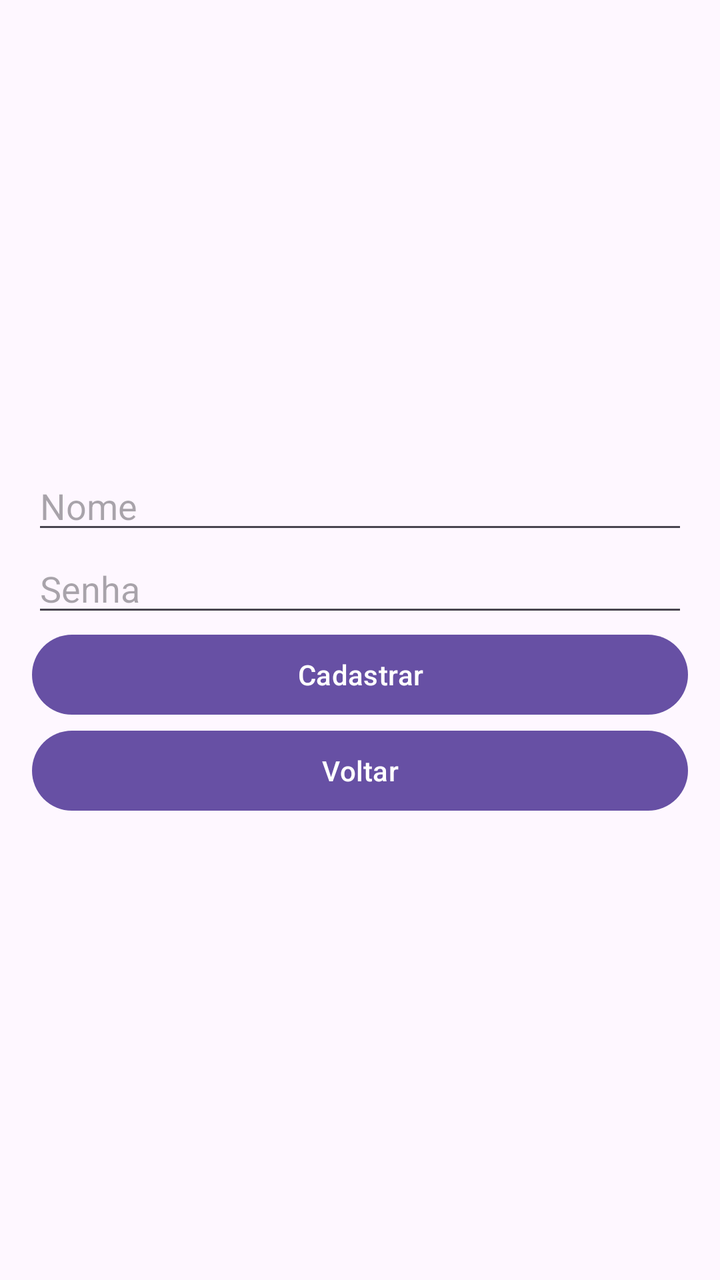
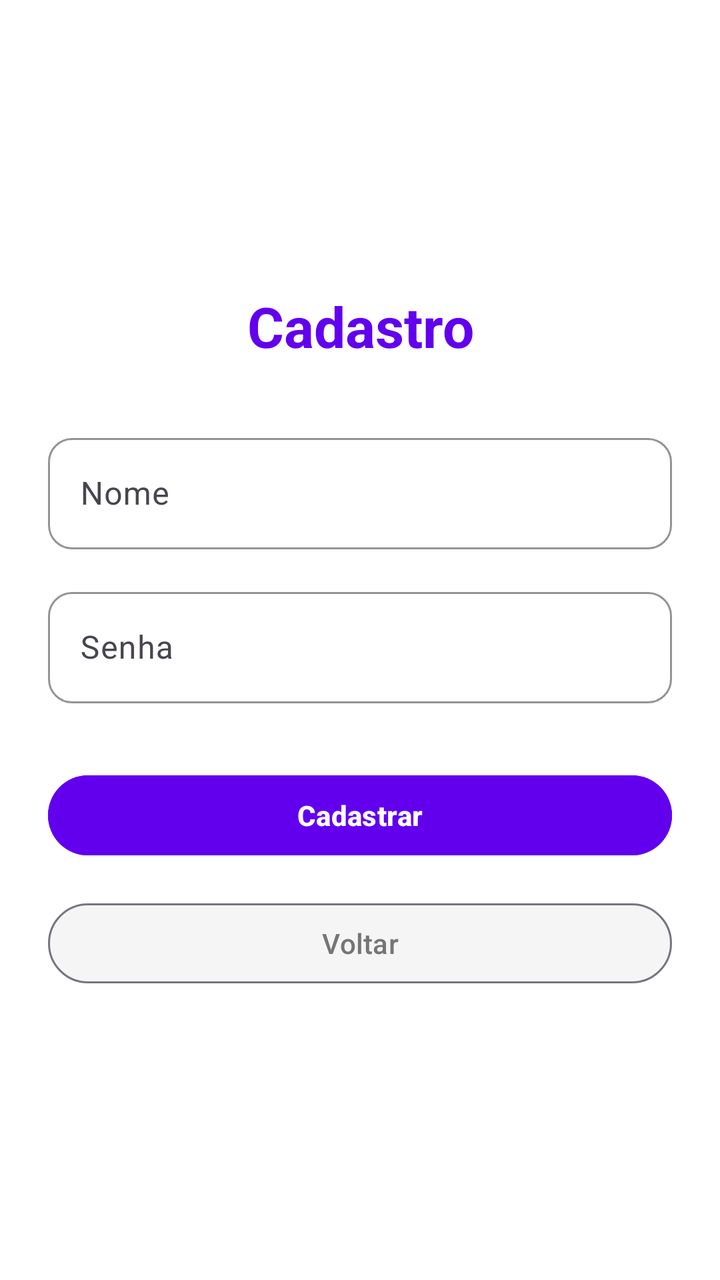

An Android layout rendered at two revisions. The XML below is the earlier revision; the diff shows what the commit changed to produce the second picture.
<!-- AndroidManifest.xml: application theme Theme.TrabalhoIII -->
<!-- res/layout/activity_register.xml -->
<?xml version="1.0" encoding="utf-8"?>
<LinearLayout xmlns:android="http://schemas.android.com/apk/res/android"
    android:orientation="vertical"
    android:layout_width="match_parent"
    android:layout_height="match_parent"
    android:padding="16dp"
    android:gravity="center">

    <EditText
        android:id="@+id/etusername"
        android:layout_width="match_parent"
        android:layout_height="wrap_content"
        android:hint="Nome"/>

    <EditText
        android:id="@+id/etpassword"
        android:layout_width="match_parent"
        android:layout_height="wrap_content"
        android:hint="Senha"
        android:inputType="textPassword"/>


    <Button
        android:id="@+id/registerButton"
        android:layout_width="match_parent"
        android:layout_height="wrap_content"
        android:text="Cadastrar"/>

    <Button
        android:id="@+id/buttonVoltarRegister"
        android:layout_width="match_parent"
        android:layout_height="wrap_content"
        android:text="Voltar"/>

</LinearLayout>
<!-- resources referenced by this layout -->
<resources>
  <style name="Theme.TrabalhoIII" parent="Base.Theme.TrabalhoIII" />
  <style name="Base.Theme.TrabalhoIII" parent="Theme.Material3.DayNight.NoActionBar">
          
          
      </style>
</resources>

<!-- the commit's change to res/layout/activity_register.xml (unified diff, before → after) -->
@@ -1,35 +1,87 @@
 <?xml version="1.0" encoding="utf-8"?>
 <LinearLayout xmlns:android="http://schemas.android.com/apk/res/android"
+    xmlns:app="http://schemas.android.com/apk/res-auto"
     android:orientation="vertical"
     android:layout_width="match_parent"
     android:layout_height="match_parent"
-    android:padding="16dp"
+    android:background="#FFFFFF"
+    android:padding="24dp"
     android:gravity="center">
 
-    <EditText
-        android:id="@+id/etusername"
+    
+    <TextView
         android:layout_width="match_parent"
         android:layout_height="wrap_content"
-        android:hint="Nome"/>
+        android:text="Cadastro"
+        android:textSize="28sp"
+        android:textStyle="bold"
+        android:textColor="#6200EE"
+        android:gravity="center"
+        android:layout_marginBottom="32dp" />
 
-    <EditText
-        android:id="@+id/etpassword"
+    
+    <com.google.android.material.textfield.TextInputLayout
         android:layout_width="match_parent"
         android:layout_height="wrap_content"
-        android:hint="Senha"
-        android:inputType="textPassword"/>
+        android:layout_marginBottom="16dp"
+        app:boxCornerRadiusBottomEnd="12dp"
+        app:boxCornerRadiusBottomStart="12dp"
+        app:boxCornerRadiusTopEnd="12dp"
+        app:boxCornerRadiusTopStart="12dp"
+        app:boxStrokeColor="#6200EE"
+        app:hintTextColor="#6200EE">
 
+        <com.google.android.material.textfield.TextInputEditText
+            android:id="@+id/etusername"
+            android:layout_width="match_parent"
+            android:layout_height="wrap_content"
+            android:hint="Nome"
+            android:textSize="16sp" />
 
+    </com.google.android.material.textfield.TextInputLayout>
+
+    
+    <com.google.android.material.textfield.TextInputLayout
+        android:layout_width="match_parent"
+        android:layout_height="wrap_content"
+        android:layout_marginBottom="32dp"
+        app:boxCornerRadiusBottomEnd="12dp"
+        app:boxCornerRadiusBottomStart="12dp"
+        app:boxCornerRadiusTopEnd="12dp"
+        app:boxCornerRadiusTopStart="12dp"
+        app:boxStrokeColor="#6200EE"
+        app:hintTextColor="#6200EE">
+
+        <com.google.android.material.textfield.TextInputEditText
+            android:id="@+id/etpassword"
+            android:layout_width="match_parent"
+            android:layout_height="wrap_content"
+            android:hint="Senha"
+            android:inputType="textPassword"
+            android:textSize="16sp" />
+
+    </com.google.android.material.textfield.TextInputLayout>
+
+    
     <Button
         android:id="@+id/registerButton"
         android:layout_width="match_parent"
         android:layout_height="wrap_content"
-        android:text="Cadastrar"/>
+        android:text="Cadastrar"
+        android:textColor="#FFFFFF"
+        android:backgroundTint="#6200EE"
+        android:textStyle="bold"
+        android:layout_marginBottom="16dp"
+        style="@style/Widget.Material3.Button" />
 
+    
     <Button
         android:id="@+id/buttonVoltarRegister"
         android:layout_width="match_parent"
         android:layout_height="wrap_content"
-        android:text="Voltar"/>
+        android:text="Voltar"
+        android:textColor="#757575"
+        android:backgroundTint="#F5F5F5"
+        style="@style/Widget.Material3.Button.OutlinedButton" />
 
 </LinearLayout>
